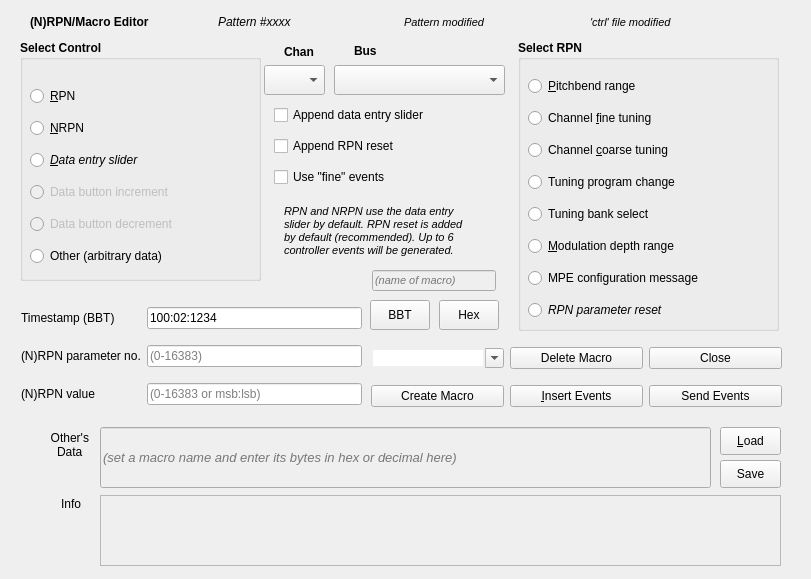
Old version of the form seq_qt5/src/gui/qrpnframe.ui in the repository ahlstromcj/seq66.
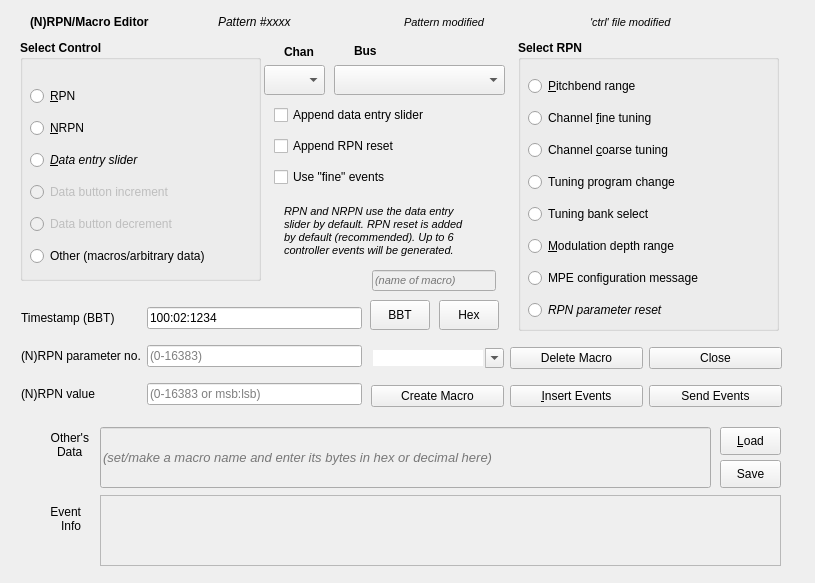
New version of the form.

Commit message: Fixed display and saving of RPN data as macro or raw data.

Patch:
```diff
--- a/seq_qt5/src/gui/qrpnframe.ui
+++ b/seq_qt5/src/gui/qrpnframe.ui
@@ -9,8 +9,8 @@
    <rect>
     <x>0</x>
     <y>0</y>
-    <width>811</width>
-    <height>579</height>
+    <width>815</width>
+    <height>583</height>
    </rect>
   </property>
   <property name="windowTitle">
@@ -134,7 +134,7 @@
 as System Exclusive for a MIDI device.</string>
        </property>
        <property name="text">
-        <string>Other (arbitrary data)</string>
+        <string>Other (macros/arbitrary data)</string>
        </property>
       </widget>
      </item>
@@ -680,7 +680,7 @@
     <number>65536</number>
    </property>
    <property name="placeholderText">
-    <string>(set a macro name and enter its bytes in hex or decimal here)</string>
+    <string>(set/make a macro name and enter its bytes in hex or decimal here)</string>
    </property>
    <property name="clearButtonEnabled">
     <bool>true</bool>
@@ -692,11 +692,12 @@
      <x>10</x>
      <y>493</y>
      <width>71</width>
-     <height>22</height>
+     <height>51</height>
     </rect>
    </property>
    <property name="text">
-    <string>Info</string>
+    <string>Event
+Info</string>
    </property>
    <property name="alignment">
     <set>Qt::AlignmentFlag::AlignRight|Qt::AlignmentFlag::AlignTrailing|Qt::AlignmentFlag::AlignVCenter</set>
```
The commit also changes 6 other files.
